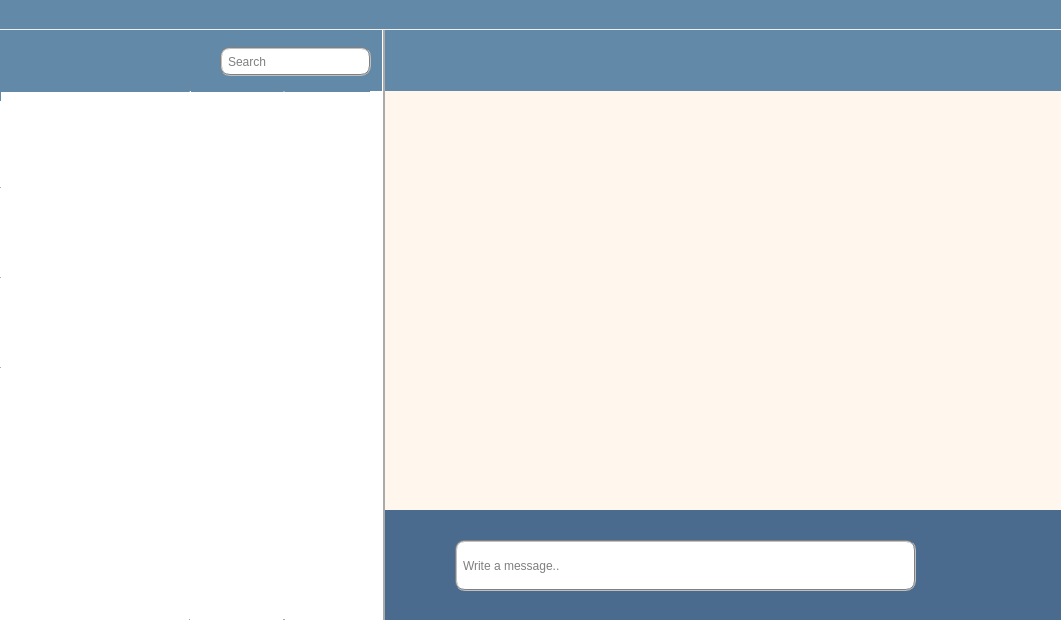
a-mkrv/Chat, file Client/client.ui: the form before one commit.
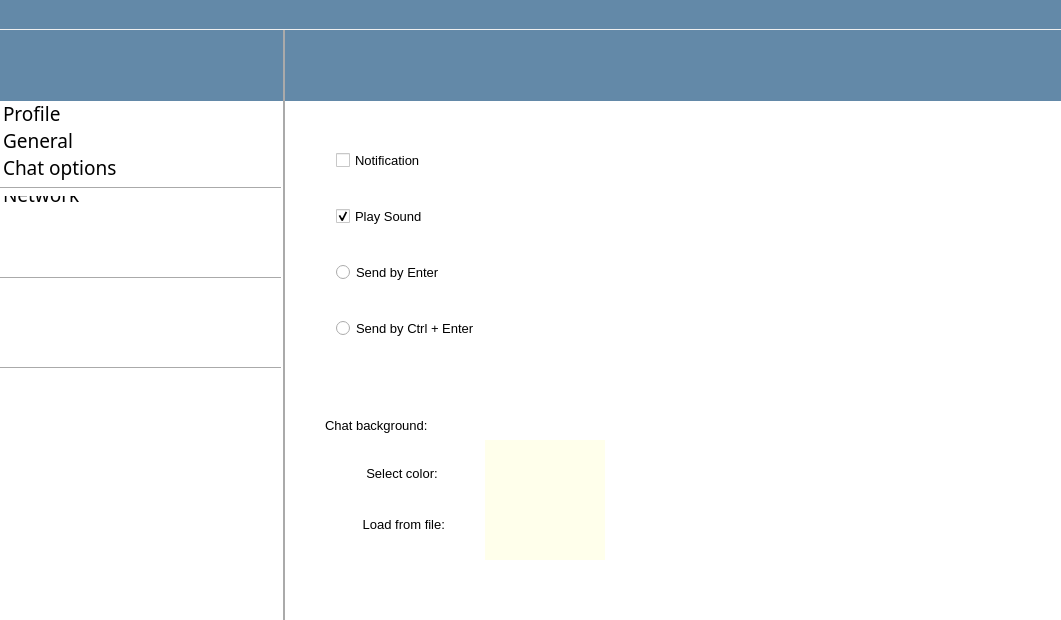
The form after the commit. The open tabs and pages were chosen to show the change. Icons and pictures are not drawn.

What changed in the file:
```diff
--- a/Client/client.ui
+++ b/Client/client.ui
@@ -72,10 +72,10 @@
     <widget class="QPushButton" name="pushButton">
      <property name="geometry">
       <rect>
-       <x>602</x>
-       <y>33</y>
-       <width>41</width>
-       <height>41</height>
+       <x>607</x>
+       <y>31</y>
+       <width>51</width>
+       <height>51</height>
       </rect>
      </property>
      <property name="styleSheet">
@@ -88,12 +88,12 @@
      </property>
      <property name="icon">
       <iconset resource="image.qrc">
-       <normaloff>:/new/prefix1/Resource/smiling36.png</normaloff>:/new/prefix1/Resource/smiling36.png</iconset>
+       <normaloff>:/new/prefix1/Resource/smiling.png</normaloff>:/new/prefix1/Resource/smiling.png</iconset>
      </property>
      <property name="iconSize">
       <size>
-       <width>32</width>
-       <height>32</height>
+       <width>42</width>
+       <height>42</height>
       </size>
      </property>
      <property name="flat">
@@ -125,10 +125,10 @@
     <widget class="QPushButton" name="sendMessage">
      <property name="geometry">
       <rect>
-       <x>550</x>
-       <y>33</y>
-       <width>41</width>
-       <height>41</height>
+       <x>536</x>
+       <y>31</y>
+       <width>51</width>
+       <height>51</height>
       </rect>
      </property>
      <property name="styleSheet">
@@ -138,6 +138,16 @@
      <property name="text">
       <string/>
      </property>
+     <property name="icon">
+      <iconset resource="image.qrc">
+       <normaloff>:/new/prefix1/Resource/origami28.png</normaloff>:/new/prefix1/Resource/origami28.png</iconset>
+     </property>
+     <property name="iconSize">
+      <size>
+       <width>42</width>
+       <height>42</height>
+      </size>
+     </property>
      <property name="checkable">
       <bool>false</bool>
      </property>
@@ -180,9 +190,9 @@
      <property name="geometry">
       <rect>
        <x>10</x>
-       <y>30</y>
+       <y>31</y>
        <width>51</width>
-       <height>41</height>
+       <height>51</height>
       </rect>
      </property>
      <property name="styleSheet">
@@ -195,22 +205,28 @@
      </property>
      <property name="icon">
       <iconset resource="image.qrc">
-       <normaloff>:/new/prefix1/Resource/right-arrow6.png</normaloff>:/new/prefix1/Resource/right-arrow6.png</iconset>
+       <normaloff>:/new/prefix1/Resource/sendfile.png</normaloff>:/new/prefix1/Resource/sendfile.png</iconset>
      </property>
      <property name="iconSize">
       <size>
-       <width>32</width>
-       <height>32</height>
+       <width>42</width>
+       <height>42</height>
       </size>
      </property>
+     <property name="autoDefault">
+      <bool>false</bool>
+     </property>
+     <property name="default">
+      <bool>false</bool>
+     </property>
      <property name="flat">
       <bool>true</bool>
      </property>
     </widget>
+    <zorder>sendMessage</zorder>
     <zorder>textEdit1</zorder>
     <zorder>pushButton</zorder>
     <zorder>editText</zorder>
-    <zorder>sendMessage</zorder>
     <zorder>pushButton_2</zorder>
    </widget>
    <widget class="QListWidget" name="userList">
@@ -271,35 +287,6 @@
      <bool>false</bool>
     </property>
    </widget>
-   <widget class="QListWidget" name="chatDialog">
-    <property name="geometry">
-     <rect>
-      <x>390</x>
-      <y>90</y>
-      <width>671</width>
-      <height>61</height>
-     </rect>
-    </property>
-    <property name="maximumSize">
-     <size>
-      <width>677</width>
-      <height>421</height>
-     </size>
-    </property>
-    <property name="styleSheet">
-     <string notr="true">background-color: rgb(255, 255, 235);
-</string>
-    </property>
-    <property name="frameShape">
-     <enum>QFrame::NoFrame</enum>
-    </property>
-    <property name="sizeAdjustPolicy">
-     <enum>QAbstractScrollArea::AdjustIgnored</enum>
-    </property>
-    <property name="layoutMode">
-     <enum>QListView::Batched</enum>
-    </property>
-   </widget>
    <widget class="QLabel" name="background_inder_list">
     <property name="geometry">
      <rect>
@@ -364,10 +351,10 @@
     <widget class="QPushButton" name="close_setting_button_2">
      <property name="geometry">
       <rect>
-       <x>17</x>
-       <y>16</y>
+       <x>20</x>
+       <y>10</y>
        <width>51</width>
-       <height>41</height>
+       <height>51</height>
       </rect>
      </property>
      <property name="focusPolicy">
@@ -394,7 +381,16 @@
      </property>
      <property name="icon">
       <iconset resource="image.qrc">
-       <normaloff>:/new/prefix1/Resource/back.png</normaloff>:/new/prefix1/Resource/back.png</iconset>
+       <normaloff>:/new/prefix1/Resource/double78.png</normaloff>:/new/prefix1/Resource/double78.png</iconset>
+     </property>
+     <property name="iconSize">
+      <size>
+       <width>42</width>
+       <height>42</height>
+      </size>
+     </property>
+     <property name="flat">
+      <bool>true</bool>
      </property>
     </widget>
     <widget class="QListWidget" name="userList_3">
@@ -678,7 +674,7 @@
       <string notr="true">background-color: rgb(255, 255, 255);</string>
      </property>
      <property name="currentIndex">
-      <number>1</number>
+      <number>2</number>
      </property>
      <widget class="QWidget" name="page">
       <widget class="QGroupBox" name="groupBox">
@@ -749,7 +745,7 @@
          <string/>
         </property>
         <property name="pixmap">
-         <pixmap resource="image.qrc">:/new/prefix1/Resource/users53.png</pixmap>
+         <pixmap resource="image.qrc">:/Avatars/Resource/Avatars/5.jpg</pixmap>
         </property>
         <property name="scaledContents">
          <bool>true</bool>
@@ -968,6 +964,13 @@
         </property>
        </item>
       </widget>
+      <zorder>checkBox_3</zorder>
+      <zorder>label_3</zorder>
+      <zorder>Download_path_PB</zorder>
+      <zorder>label_6</zorder>
+      <zorder>label_2</zorder>
+      <zorder>comboBox</zorder>
+      <zorder>widget</zorder>
      </widget>
      <widget class="QWidget" name="page_2">
       <widget class="QWidget" name="layoutWidget">
@@ -1154,10 +1157,10 @@
    <widget class="QLineEdit" name="search_line_edit">
     <property name="geometry">
      <rect>
-      <x>220</x>
-      <y>47</y>
-      <width>151</width>
-      <height>29</height>
+      <x>218</x>
+      <y>46</y>
+      <width>154</width>
+      <height>30</height>
      </rect>
     </property>
     <property name="styleSheet">
@@ -1179,12 +1182,15 @@
    <widget class="QPushButton" name="newContact_Button">
     <property name="geometry">
      <rect>
-      <x>65</x>
+      <x>70</x>
       <y>38</y>
-      <width>51</width>
-      <height>41</height>
+      <width>44</width>
+      <height>40</height>
      </rect>
     </property>
+    <property name="toolTip">
+     <string>Add new contact</string>
+    </property>
     <property name="styleSheet">
      <string notr="true">
   border:none;
@@ -1193,10 +1199,14 @@
     <property name="text">
      <string/>
     </property>
+    <property name="icon">
+     <iconset resource="image.qrc">
+      <normaloff>:/new/prefix1/Resource/square292.png</normaloff>:/new/prefix1/Resource/square292.png</iconset>
+    </property>
     <property name="iconSize">
      <size>
-      <width>23</width>
-      <height>23</height>
+      <width>40</width>
+      <height>40</height>
      </size>
     </property>
     <property name="flat">
@@ -1208,8 +1218,8 @@
      <rect>
       <x>10</x>
       <y>40</y>
-      <width>51</width>
-      <height>41</height>
+      <width>44</width>
+      <height>40</height>
      </rect>
     </property>
     <property name="styleSheet">
@@ -1220,47 +1230,20 @@
     <property name="text">
      <string/>
     </property>
+    <property name="icon">
+     <iconset resource="image.qrc">
+      <normaloff>:/new/prefix1/Resource/tool257.png</normaloff>:/new/prefix1/Resource/tool257.png</iconset>
+    </property>
+    <property name="iconSize">
+     <size>
+      <width>40</width>
+      <height>40</height>
+     </size>
+    </property>
     <property name="flat">
      <bool>true</bool>
     </property>
    </widget>
-   <widget class="QLabel" name="search_label">
-    <property name="geometry">
-     <rect>
-      <x>170</x>
-      <y>40</y>
-      <width>51</width>
-      <height>41</height>
-     </rect>
-    </property>
-    <property name="sizePolicy">
-     <sizepolicy hsizetype="Fixed" vsizetype="Fixed">
-      <horstretch>0</horstretch>
-      <verstretch>0</verstretch>
-     </sizepolicy>
-    </property>
-    <property name="sizeIncrement">
-     <size>
-      <width>0</width>
-      <height>0</height>
-     </size>
-    </property>
-    <property name="baseSize">
-     <size>
-      <width>0</width>
-      <height>0</height>
-     </size>
-    </property>
-    <property name="styleSheet">
-     <string notr="true"/>
-    </property>
-    <property name="frameShape">
-     <enum>QFrame::NoFrame</enum>
-    </property>
-    <property name="text">
-     <string/>
-    </property>
-   </widget>
    <widget class="QLabel" name="chat_back_lab">
     <property name="geometry">
      <rect>
@@ -1282,6 +1265,9 @@
     <property name="text">
      <string/>
     </property>
+    <property name="pixmap">
+     <pixmap resource="image.qrc">:/new/prefix1/Resource/bumaga.jpg</pixmap>
+    </property>
     <property name="scaledContents">
      <bool>true</bool>
     </property>
@@ -1372,23 +1358,95 @@
      <bool>true</bool>
     </property>
    </widget>
-   <zorder>widget_2</zorder>
-   <zorder>chatDialog</zorder>
+   <widget class="QTextBrowser" name="textBrowser">
+    <property name="geometry">
+     <rect>
+      <x>550</x>
+      <y>260</y>
+      <width>371</width>
+      <height>66</height>
+     </rect>
+    </property>
+    <property name="styleSheet">
+     <string notr="true">background-color: rgb(129, 129, 129, 90);
+    selection-color: white;
+    selection-background-color: rgb(191, 31, 127);
+    border: 2px groove gray;
+    border-radius: 10px;
+    padding: 2px 4px;</string>
+    </property>
+    <property name="html">
+     <string>&lt;!DOCTYPE HTML PUBLIC &quot;-//W3C//DTD HTML 4.0//EN&quot; &quot;http://www.w3.org/TR/REC-html40/strict.dtd&quot;&gt;
+&lt;html&gt;&lt;head&gt;&lt;meta name=&quot;qrichtext&quot; content=&quot;1&quot; /&gt;&lt;style type=&quot;text/css&quot;&gt;
+p, li { white-space: pre-wrap; }
+&lt;/style&gt;&lt;/head&gt;&lt;body style=&quot; font-family:'MS Shell Dlg 2'; font-size:7.8pt; font-weight:400; font-style:normal;&quot;&gt;
+&lt;p align=&quot;center&quot; style=&quot; margin-top:0px; margin-bottom:0px; margin-left:0px; margin-right:0px; -qt-block-indent:0; text-indent:0px;&quot;&gt;&lt;span style=&quot; font-size:10pt;&quot;&gt;Please select a chat to start messaging  &lt;/span&gt;&lt;/p&gt;
+&lt;p align=&quot;center&quot; style=&quot; margin-top:0px; margin-bottom:0px; margin-left:0px; margin-right:0px; -qt-block-indent:0; text-indent:0px;&quot;&gt;&lt;span style=&quot; font-size:10pt;&quot;&gt;or add new friends to communicate&lt;/span&gt;&lt;/p&gt;&lt;/body&gt;&lt;/html&gt;</string>
+    </property>
+    <property name="textInteractionFlags">
+     <set>Qt::TextSelectableByMouse</set>
+    </property>
+   </widget>
+   <widget class="QLabel" name="search_label">
+    <property name="geometry">
+     <rect>
+      <x>171</x>
+      <y>40</y>
+      <width>44</width>
+      <height>40</height>
+     </rect>
+    </property>
+    <property name="sizePolicy">
+     <sizepolicy hsizetype="Fixed" vsizetype="Fixed">
+      <horstretch>0</horstretch>
+      <verstretch>0</verstretch>
+     </sizepolicy>
+    </property>
+    <property name="sizeIncrement">
+     <size>
+      <width>0</width>
+      <height>0</height>
+     </size>
+    </property>
+    <property name="baseSize">
+     <size>
+      <width>0</width>
+      <height>0</height>
+     </size>
+    </property>
+    <property name="styleSheet">
+     <string notr="true"/>
+    </property>
+    <property name="frameShape">
+     <enum>QFrame::NoFrame</enum>
+    </property>
+    <property name="text">
+     <string/>
+    </property>
+    <property name="pixmap">
+     <pixmap resource="image.qrc">:/new/prefix1/Resource/magnifying glass57.png</pixmap>
+    </property>
+    <property name="scaledContents">
+     <bool>false</bool>
+    </property>
+   </widget>
    <zorder>line</zorder>
    <zorder>userList</zorder>
    <zorder>background_inder_list</zorder>
    <zorder>background_under_chat</zorder>
    <zorder>userSetting_button</zorder>
    <zorder>newContact_Button</zorder>
-   <zorder>search_label</zorder>
    <zorder>search_line_edit</zorder>
    <zorder>chat_back_lab</zorder>
    <zorder>widget</zorder>
-   <zorder>stackedWidget_2</zorder>
    <zorder>label</zorder>
    <zorder>pushButton_3</zorder>
    <zorder>pushButton_4</zorder>
    <zorder>pushButton_5</zorder>
+   <zorder>textBrowser</zorder>
+   <zorder>stackedWidget_2</zorder>
+   <zorder>search_label</zorder>
+   <zorder>widget_2</zorder>
   </widget>
   <action name="actionShowHideWindow">
    <property name="text">
```
